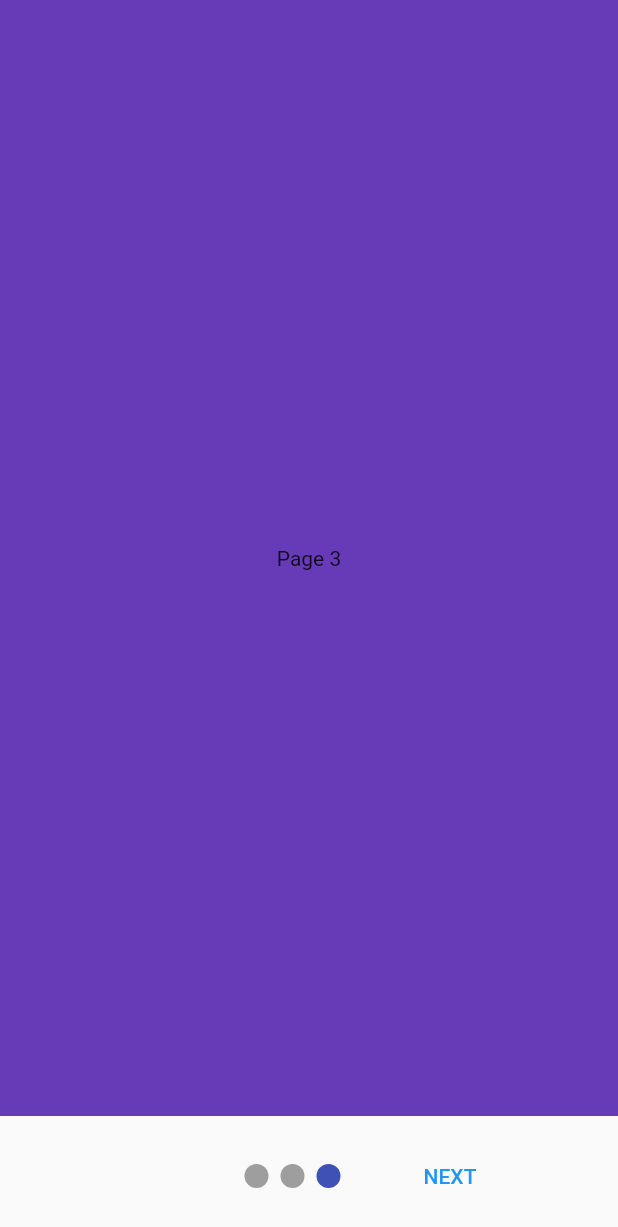
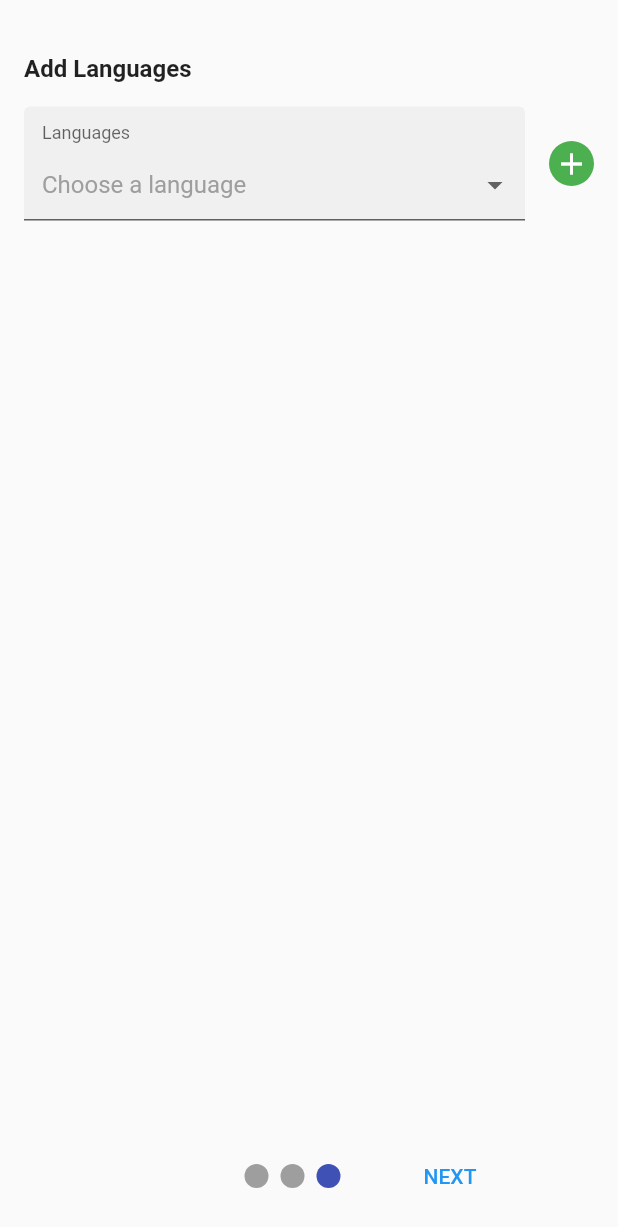
Before and after one commit to CarahPrinsloo/JobMatcha, a Flutter app: the screen it shows after launch, swiped to page 3, on a phone screen of 412 x 824 dp. Shown: the top 1227 px of the screen. Run offline on Flutter 3.47's test engine with Material 2 defaults, Android fonts, the phone set to English and light mode, and no system bars; drawn by our look-alikes of dropdown_formfield, smooth_page_indicator; our stand-ins replace flutter_svg, image_picker, line_icons; project files that could hold a hidden picture were left out.

Commit message:
Added "Add Languages" page to onboarding page.

```diff
--- a/client-app/lib/views/onboarding_page.dart
+++ b/client-app/lib/views/onboarding_page.dart
@@ -1,3 +1,4 @@
+import 'package:client_app/widgets/onboarding/add_bio_page.dart';
 import 'package:client_app/widgets/onboarding/add_image_page.dart';
 import 'package:client_app/widgets/onboarding/sign_up_page.dart';
 import 'package:flutter/cupertino.dart';
@@ -37,7 +38,7 @@ class _OnboardingPageState extends State<OnboardingPage> {
           children: [
             signUpPage,
             imagePage,
-            page(Colors.deepPurple, "Page 3"),
+            AddLanguagePage(),
           ],
         ),
       ),
--- /dev/null
+++ b/client-app/lib/widgets/onboarding/add_bio_page.dart
@@ -0,0 +1,101 @@
+import 'package:flutter/cupertino.dart';
+import 'package:flutter/material.dart';
+
+import 'language_drop_down_list.dart';
+
+class AddLanguagePage extends StatefulWidget {
+  const AddLanguagePage({Key? key}) : super(key: key);
+
+  @override
+  AddLanguagePageState createState() => AddLanguagePageState();
+}
+
+class AddLanguagePageState extends State<AddLanguagePage> {
+  static List<String?> languageList = [null];
+
+  final _formKey = GlobalKey<FormState>();
+  late TextEditingController _controller;
+
+  @override
+  void initState() {
+    super.initState();
+    _controller = TextEditingController();
+  }
+
+  @override
+  void dispose() {
+    _controller.dispose();
+    super.dispose();
+  }
+
+  @override
+  Widget build(BuildContext context) {
+    return Form(
+      key: _formKey,
+      child: Padding(
+        padding: const EdgeInsets.all(16.0),
+        child: Column(
+          crossAxisAlignment: CrossAxisAlignment.start,
+          children: [
+            const SizedBox(
+              height: 20,
+            ),
+            const Text(
+              'Add Languages',
+              style: TextStyle(fontWeight: FontWeight.w700, fontSize: 16),
+            ),
+            ..._getLanguages(),
+            const SizedBox(
+              height: 40,
+            ),
+          ],
+        ),
+      ),
+    );
+  }
+
+  List<Widget> _getLanguages() {
+    List<Widget> friendsTextFieldsList = [];
+    for (int i = 0; i < languageList.length; i++) {
+      friendsTextFieldsList.add(Padding(
+        padding: const EdgeInsets.symmetric(vertical: 16.0),
+        child: Row(
+          children: [
+            Expanded(child: LanguagesDropDownList(i)),
+            const SizedBox(
+              width: 16,
+            ),
+            _addRemoveButton(i == languageList.length - 1, i),
+          ],
+        ),
+      ));
+    }
+    return friendsTextFieldsList;
+  }
+
+  Widget _addRemoveButton(bool add, int index) {
+    return InkWell(
+      onTap: () {
+        if (add) {
+          // add new drop down list at the top of all drop down lists
+          languageList.insert(0, null);
+        } else {
+          languageList.removeAt(index);
+        }
+        setState(() {});
+      },
+      child: Container(
+        width: 30,
+        height: 30,
+        decoration: BoxDecoration(
+          color: (add) ? Colors.green : Colors.red,
+          borderRadius: BorderRadius.circular(20),
+        ),
+        child: Icon(
+          (add) ? Icons.add : Icons.remove,
+          color: Colors.white,
+        ),
+      ),
+    );
+  }
+}
--- /dev/null
+++ b/client-app/lib/widgets/onboarding/language_drop_down_list.dart
@@ -0,0 +1,115 @@
+import 'package:dropdown_formfield/dropdown_formfield.dart';
+import 'package:flutter/cupertino.dart';
+
+import 'add_bio_page.dart';
+
+class LanguagesDropDownList extends StatefulWidget {
+  final int index;
+
+  const LanguagesDropDownList(this.index);
+
+  @override
+  _LanguagesDropDownListState createState() => _LanguagesDropDownListState();
+}
+
+class _LanguagesDropDownListState extends State<LanguagesDropDownList> {
+  late TextEditingController _controller;
+  late String _language;
+
+  @override
+  void initState() {
+    super.initState();
+    _controller = TextEditingController();
+    _language = "";
+  }
+
+  @override
+  void dispose() {
+    _controller.dispose();
+    super.dispose();
+  }
+
+  @override
+  Widget build(BuildContext context) {
+    WidgetsBinding.instance!.addPostFrameCallback((timeStamp) {
+      _controller.text = AddLanguagePageState.languageList[widget.index] ?? '';
+    });
+
+    return languageDropDownList();
+  }
+
+  DropDownFormField languageDropDownList() {
+    return DropDownFormField(
+      titleText: 'Languages',
+      hintText: 'Choose a language',
+      value: _language,
+      onSaved: (value) {
+        setState(() {
+          _language = value;
+        });
+      },
+      onChanged: (value) {
+        setState(() {
+          AddLanguagePageState.languageList[0] = value;
+          _language = value;
+        });
+      },
+      dataSource: const [
+        {
+          "display": "English",
+          "value": "English",
+        },
+        {
+          "display": "Afrikaans",
+          "value": "Afrikaans",
+        },
+        {
+          "display": "Xhosa",
+          "value": "Xhosa",
+        },
+        {
+          "display": "Zulu",
+          "value": "Zulu",
+        },
+        {
+          "display": "Southern Sotho",
+          "value": "Southern Sotho",
+        },
+        {
+          "display": "Venda",
+          "value": "Venda",
+        },
+        {
+          "display": "Tswana",
+          "value": "Tswana",
+        },
+        {
+          "display": "Northern Sotho",
+          "value": "Northern Sotho",
+        },
+        {
+          "display": "Tsonga",
+          "value": "Tsonga",
+        },
+        {
+          "display": "Swati",
+          "value": "Swati",
+        },
+        {
+          "display": "Ndebele",
+          "value": "Ndebele",
+        },
+      ],
+      textField: 'display',
+      valueField: 'value',
+      validator: (value) {
+        if (value != null && value.isNotEmpty) {
+          _language = value;
+          return null;
+        }
+        _language = "";
+        return "Required: Choose a job title";
+      },
+    );
+  }
+}
```
